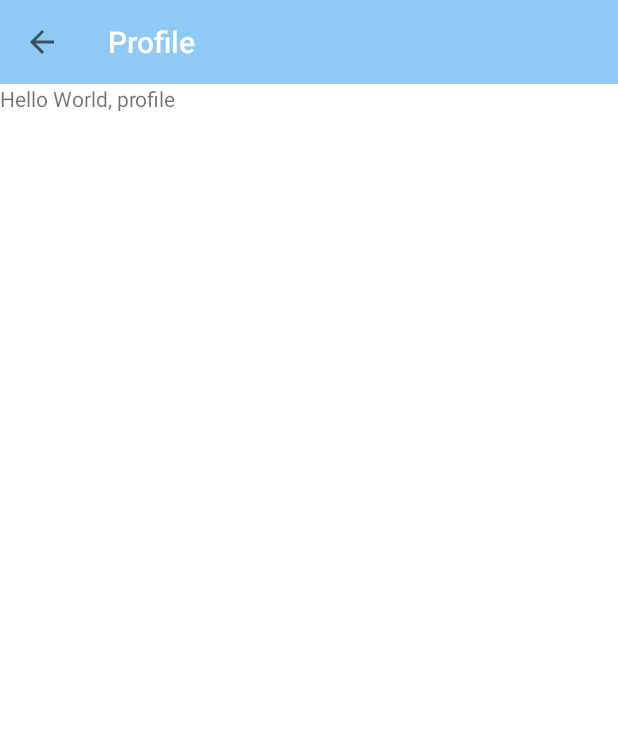
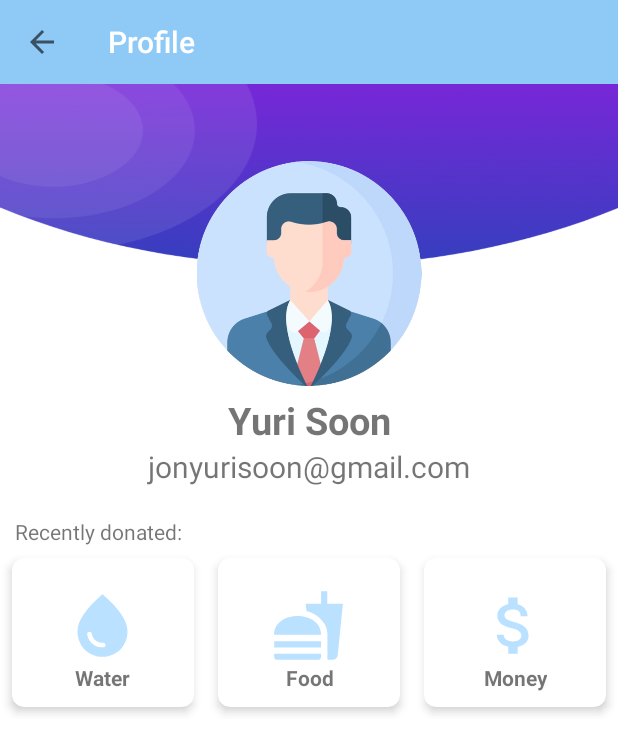
Before and after one commit to jonyurisoon/PhilantroLink, an Android app: the ProfileDashboardActivity screen opened directly, with no data from a screen before it, on a phone screen of 412 x 824 dp. Shown: the top 753 px of the screen. Run offline under Robolectric (Android 15) with nearby library versions, the phone set to English and light mode, and no system bars.

Commit message:
on going dashboard ui

```diff
--- /dev/null
+++ b/app/src/main/res/drawable/ic_add.xml
@@ -0,0 +1,5 @@
+<vector xmlns:android="http://schemas.android.com/apk/res/android" android:height="50dp" android:tint="#BAE1FF" android:viewportHeight="24" android:viewportWidth="24" android:width="50dp">
+
+    <path android:fillColor="@android:color/white" android:pathData="M12,2C6.48,2 2,6.48 2,12s4.48,10 10,10 10,-4.48 10,-10S17.52,2 12,2zM17,13h-4v4h-2v-4L7,13v-2h4L11,7h2v4h4v2z"/>
+
+</vector>
--- /dev/null
+++ b/app/src/main/res/drawable/ic_food.xml
@@ -0,0 +1,5 @@
+<vector xmlns:android="http://schemas.android.com/apk/res/android" android:height="50dp" android:tint="#BAE1FF" android:viewportHeight="24" android:viewportWidth="24" android:width="50dp">
+
+    <path android:fillColor="@android:color/white" android:pathData="M18.06,22.99h1.66c0.84,0 1.53,-0.64 1.63,-1.46L23,5.05h-5L18,1h-1.97v4.05h-4.97l0.3,2.34c1.71,0.47 3.31,1.32 4.27,2.26 1.44,1.42 2.43,2.89 2.43,5.29v8.05zM1,21.99L1,21h15.03v0.99c0,0.55 -0.45,1 -1.01,1L2.01,22.99c-0.56,0 -1.01,-0.45 -1.01,-1zM16.03,14.99c0,-8 -15.03,-8 -15.03,0h15.03zM1.02,17h15v2h-15z"/>
+
+</vector>
--- /dev/null
+++ b/app/src/main/res/drawable/ic_money.xml
@@ -0,0 +1,5 @@
+<vector xmlns:android="http://schemas.android.com/apk/res/android" android:height="50dp" android:tint="#BAE1FF" android:viewportHeight="24" android:viewportWidth="24" android:width="50dp">
+
+    <path android:fillColor="@android:color/white" android:pathData="M11.8,10.9c-2.27,-0.59 -3,-1.2 -3,-2.15 0,-1.09 1.01,-1.85 2.7,-1.85 1.78,0 2.44,0.85 2.5,2.1h2.21c-0.07,-1.72 -1.12,-3.3 -3.21,-3.81V3h-3v2.16c-1.94,0.42 -3.5,1.68 -3.5,3.61 0,2.31 1.91,3.46 4.7,4.13 2.5,0.6 3,1.48 3,2.41 0,0.69 -0.49,1.79 -2.7,1.79 -2.06,0 -2.87,-0.92 -2.98,-2.1h-2.2c0.12,2.19 1.76,3.42 3.68,3.83V21h3v-2.15c1.95,-0.37 3.5,-1.5 3.5,-3.55 0,-2.84 -2.43,-3.81 -4.7,-4.4z"/>
+
+</vector>
--- /dev/null
+++ b/app/src/main/res/drawable/ic_water.xml
@@ -0,0 +1,5 @@
+<vector xmlns:android="http://schemas.android.com/apk/res/android" android:height="50dp" android:tint="#BAE1FF" android:viewportHeight="24" android:viewportWidth="24" android:width="50dp">
+
+    <path android:fillColor="@android:color/white" android:pathData="M12,2c-5.33,4.55 -8,8.48 -8,11.8c0,4.98 3.8,8.2 8,8.2s8,-3.22 8,-8.2C20,10.48 17.33,6.55 12,2zM7.83,14c0.37,0 0.67,0.26 0.74,0.62c0.41,2.22 2.28,2.98 3.64,2.87c0.43,-0.02 0.79,0.32 0.79,0.75c0,0.4 -0.32,0.73 -0.72,0.75c-2.13,0.13 -4.62,-1.09 -5.19,-4.12C7.01,14.42 7.37,14 7.83,14z"/>
+
+</vector>
--- a/app/src/main/res/layout/activity_profile_dashboard.xml
+++ b/app/src/main/res/layout/activity_profile_dashboard.xml
@@ -1,26 +1,168 @@
 <?xml version="1.0" encoding="utf-8"?>
-<LinearLayout xmlns:android="http://schemas.android.com/apk/res/android"
+<androidx.constraintlayout.widget.ConstraintLayout xmlns:android="http://schemas.android.com/apk/res/android"
+    xmlns:app="http://schemas.android.com/apk/res-auto"
     xmlns:tools="http://schemas.android.com/tools"
     android:layout_width="match_parent"
     android:layout_height="match_parent"
-    android:orientation="vertical"
-    android:background="@color/white"
-    tools:context=".ProfileDashboardActivity">
-
-
+    tools:context=".ProfileDashboardActivity"
+    android:background="@color/white">
 
     <androidx.appcompat.widget.Toolbar
         android:id="@+id/ProfileToolbar"
         android:layout_width="match_parent"
         android:layout_height="?attr/actionBarSize"
         android:background="@color/sky_blue"
-        />
+        app:layout_constraintTop_toTopOf="parent"
+        app:layout_constraintStart_toStartOf="parent"
+        app:layout_constraintEnd_toEndOf="parent" />
 
-    <TextView
+    <LinearLayout
         android:layout_width="match_parent"
         android:layout_height="wrap_content"
-        android:text="Hello World, profile"/>
+        android:orientation="vertical"
+        app:layout_constraintTop_toBottomOf="@id/ProfileToolbar">
 
+        <ImageView
+            android:id="@+id/imageView"
+            android:layout_width="wrap_content"
+            android:layout_height="121dp"
+            android:scaleType="fitXY"
+            app:srcCompat="@drawable/top_background" />
 
+        <ImageView
+            android:id="@+id/imageView2"
+            android:layout_width="match_parent"
+            android:layout_height="150dp"
+            android:layout_marginTop="-70dp"
+            app:srcCompat="@drawable/ic_profilepic" />
 
-</LinearLayout>
+        <TextView
+            android:id="@+id/NameTextView"
+            android:layout_width="match_parent"
+            android:layout_height="wrap_content"
+            android:layout_marginTop="5dp"
+            android:text="Yuri Soon"
+            android:textSize="25sp"
+            android:textStyle="bold"
+            android:textAlignment="center" />
+
+        <TextView
+            android:id="@+id/EmailTextView"
+            android:layout_width="match_parent"
+            android:layout_height="wrap_content"
+            android:text="jonyurisoon@gmail.com"
+            android:textSize="20sp"
+            android:layout_marginBottom="20dp"
+            android:textAlignment="center" />
+
+        <TextView
+            android:layout_width="match_parent"
+            android:layout_height="wrap_content"
+            android:text="Recently donated: "
+            android:textSize="14sp"
+            android:layout_marginLeft="10dp"/>
+
+        <!-- First row -->
+        <LinearLayout
+            android:id="@+id/firstRow"
+            android:layout_width="match_parent"
+            android:layout_height="wrap_content"
+            android:orientation="horizontal">
+
+            <androidx.cardview.widget.CardView
+                android:layout_width="0dp"
+                android:layout_height="wrap_content"
+                android:layout_margin="8dp"
+                android:layout_weight="1"
+                app:cardCornerRadius="8dp"
+                app:cardElevation="4dp">
+
+                <LinearLayout
+                    android:layout_width="match_parent"
+                    android:layout_height="wrap_content"
+                    android:orientation="vertical"
+                    android:gravity="center">
+
+                    <ImageView
+                        android:layout_width="50dp"
+                        android:layout_height="50dp"
+                        android:src="@drawable/ic_water"
+                        android:layout_marginTop="20dp" />
+
+                    <TextView
+                        android:layout_width="wrap_content"
+                        android:layout_height="wrap_content"
+                        android:text="Water"
+                        android:textSize="14sp"
+                        android:textStyle="bold"
+                        android:layout_marginBottom="10dp"
+                        android:gravity="center" />
+                </LinearLayout>
+            </androidx.cardview.widget.CardView>
+
+            <!-- CardView for Air -->
+            <androidx.cardview.widget.CardView
+                android:layout_width="0dp"
+                android:layout_height="wrap_content"
+                android:layout_margin="8dp"
+                android:layout_weight="1"
+                app:cardCornerRadius="8dp"
+                app:cardElevation="4dp">
+
+                <LinearLayout
+                    android:layout_width="match_parent"
+                    android:layout_height="wrap_content"
+                    android:orientation="vertical"
+                    android:gravity="center">
+
+                    <ImageView
+                        android:layout_width="50dp"
+                        android:layout_height="50dp"
+                        android:src="@drawable/ic_food"
+                        android:layout_marginTop="20dp" />
+
+                    <TextView
+                        android:layout_width="wrap_content"
+                        android:layout_height="wrap_content"
+                        android:text="Food"
+                        android:textSize="14sp"
+                        android:textStyle="bold"
+                        android:layout_marginBottom="10dp"
+                        android:gravity="center" />
+                </LinearLayout>
+            </androidx.cardview.widget.CardView>
+
+            <!-- CardView for Fire -->
+            <androidx.cardview.widget.CardView
+                android:layout_width="0dp"
+                android:layout_height="wrap_content"
+                android:layout_margin="8dp"
+                android:layout_weight="1"
+                app:cardCornerRadius="8dp"
+                app:cardElevation="4dp">
+
+                <LinearLayout
+                    android:layout_width="match_parent"
+                    android:layout_height="wrap_content"
+                    android:orientation="vertical"
+                    android:gravity="center">
+
+                    <ImageView
+                        android:layout_width="50dp"
+                        android:layout_height="50dp"
+                        android:src="@drawable/ic_money"
+                        android:layout_marginTop="20dp" />
+
+                    <TextView
+                        android:layout_width="wrap_content"
+                        android:layout_height="wrap_content"
+                        android:text="Money"
+                        android:textSize="14sp"
+                        android:textStyle="bold"
+                        android:layout_marginBottom="10dp"
+                        android:gravity="center" />
+                </LinearLayout>
+            </androidx.cardview.widget.CardView>
+        </LinearLayout>
+    </LinearLayout>
+</androidx.constraintlayout.widget.ConstraintLayout>
```
Also changed, not shown: app/src/main/res/drawable/ic_profilepic.png (added), app/src/main/res/drawable/ic_recycle.jpg, app/src/main/res/drawable/top_background.png (added).
